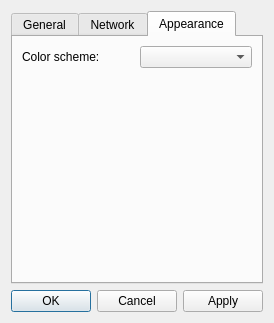
ayoy/qtwitter, file ui/settings.ui: the form before one commit.
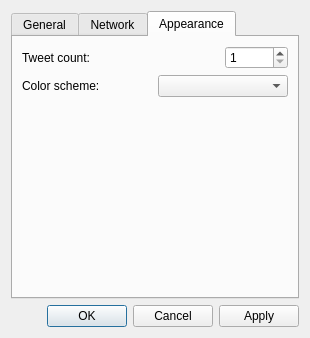
The form after the commit. The open tabs and pages were chosen to show the change.

Commit message: Added a setting for customization of the amount of displayed Tweets. MacOS X bundle-specific files added to project file.

```diff
--- a/ui/settings.ui
+++ b/ui/settings.ui
@@ -5,9 +5,9 @@
   <property name="geometry">
    <rect>
     <x>0</x>
-    <y>16</y>
-    <width>261</width>
-    <height>300</height>
+    <y>0</y>
+    <width>310</width>
+    <height>338</height>
    </rect>
   </property>
   <property name="sizePolicy">
@@ -272,6 +272,36 @@
        <string>Appearance</string>
       </attribute>
       <layout class="QVBoxLayout" name="verticalLayout_3">
+       <item>
+        <layout class="QHBoxLayout" name="horizontalLayout_2">
+         <item>
+          <widget class="QLabel" name="tweetCountLabel">
+           <property name="text">
+            <string>Tweet count:</string>
+           </property>
+          </widget>
+         </item>
+         <item>
+          <widget class="QSpinBox" name="tweetCountBox">
+           <property name="maximumSize">
+            <size>
+             <width>63</width>
+             <height>16777215</height>
+            </size>
+           </property>
+           <property name="accelerated">
+            <bool>true</bool>
+           </property>
+           <property name="minimum">
+            <number>1</number>
+           </property>
+           <property name="maximum">
+            <number>100</number>
+           </property>
+          </widget>
+         </item>
+        </layout>
+       </item>
        <item>
         <layout class="QHBoxLayout" name="horizontalLayout">
          <item>
```
The commit also changes 16 other files.
